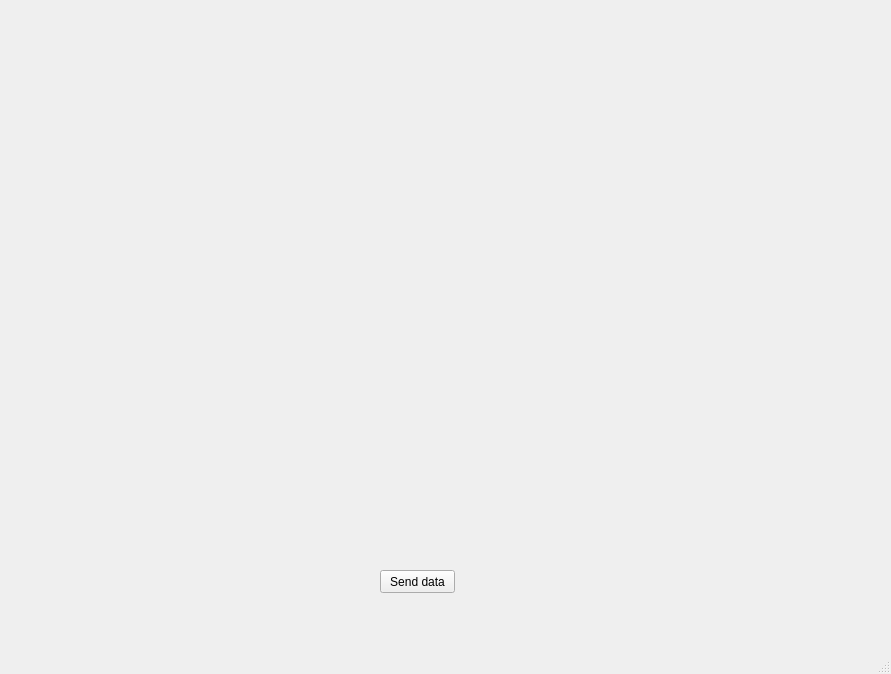
This is ui/MainWindow.ui in sebastianmarines/cv-posture as Qt 5 draws it before an edit. The edited form follows.
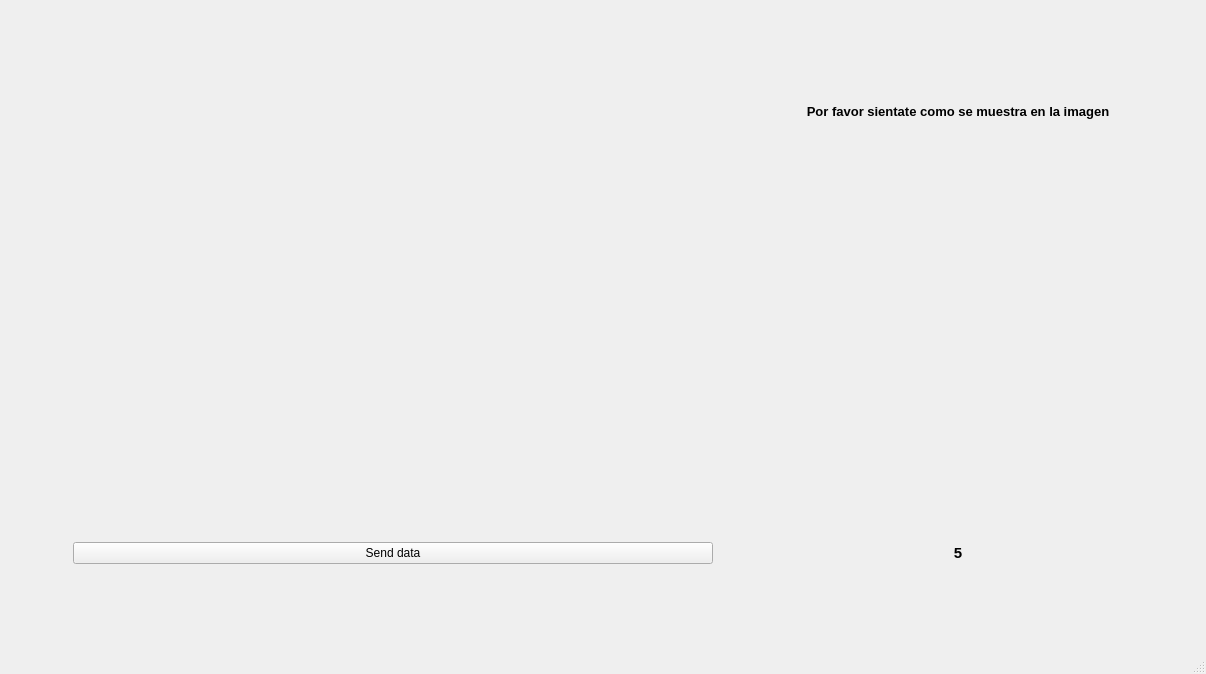
This is the edited form. Icons and pictures are not drawn.

Commit message: Build layout

Diff of the .ui file:
```diff
--- a/ui/MainWindow.ui
+++ b/ui/MainWindow.ui
@@ -6,7 +6,7 @@
    <rect>
     <x>0</x>
     <y>0</y>
-    <width>891</width>
+    <width>1206</width>
     <height>674</height>
    </rect>
   </property>
@@ -14,17 +14,39 @@
    <string>MainWindow</string>
   </property>
   <widget class="QWidget" name="centralwidget">
+   <layout class="QGridLayout" name="gridLayout">
+    <item row="3" column="1">
+     <widget class="QLabel" name="label">
+      <property name="maximumSize">
+       <size>
+        <width>350</width>
+        <height>240</height>
+       </size>
+      </property>
+      <property name="text">
+       <string/>
+      </property>
+      <property name="pixmap">
+       <pixmap>../posture-images/encorvado.jpg</pixmap>
+      </property>
+      <property name="scaledContents">
+       <bool>true</bool>
+      </property>
+     </widget>
+    </item>
+    <item row="3" column="0">
    <widget class="QLabel" name="webcam">
     <property name="enabled">
      <bool>true</bool>
     </property>
-    <property name="geometry">
-     <rect>
-      <x>120</x>
-      <y>20</y>
+      <property name="maximumSize">
+       <size>
       <width>640</width>
       <height>480</height>
-     </rect>
+       </size>
+      </property>
+      <property name="cursor">
+       <cursorShape>CrossCursor</cursorShape>
     </property>
     <property name="text">
      <string/>
@@ -33,19 +55,64 @@
      <bool>true</bool>
     </property>
    </widget>
+    </item>
+    <item row="4" column="0">
    <widget class="QPushButton" name="send_data">
-    <property name="geometry">
-     <rect>
-      <x>380</x>
-      <y>570</y>
-      <width>75</width>
-      <height>23</height>
-     </rect>
-    </property>
     <property name="text">
      <string>Send data</string>
     </property>
    </widget>
+    </item>
+    <item row="2" column="1">
+     <widget class="QLabel" name="instructions">
+      <property name="maximumSize">
+       <size>
+        <width>350</width>
+        <height>50</height>
+       </size>
+      </property>
+      <property name="font">
+       <font>
+        <pointsize>10</pointsize>
+        <weight>75</weight>
+        <bold>true</bold>
+       </font>
+      </property>
+      <property name="layoutDirection">
+       <enum>Qt::LeftToRight</enum>
+      </property>
+      <property name="text">
+       <string>Por favor sientate como se muestra en la imagen</string>
+      </property>
+      <property name="scaledContents">
+       <bool>true</bool>
+      </property>
+      <property name="alignment">
+       <set>Qt::AlignCenter</set>
+      </property>
+      <property name="margin">
+       <number>0</number>
+      </property>
+     </widget>
+    </item>
+    <item row="4" column="1">
+     <widget class="QLabel" name="contador">
+      <property name="font">
+       <font>
+        <pointsize>11</pointsize>
+        <weight>75</weight>
+        <bold>true</bold>
+       </font>
+      </property>
+      <property name="text">
+       <string>5</string>
+      </property>
+      <property name="alignment">
+       <set>Qt::AlignCenter</set>
+      </property>
+     </widget>
+    </item>
+   </layout>
   </widget>
   <widget class="QMenuBar" name="menubar">
    <property name="geometry">
```
Left out of the diff: 2 changed lines with no effect on the pictures. Lines whose indentation alone changed are shown as unchanged. The commit also changes 1 other file.
